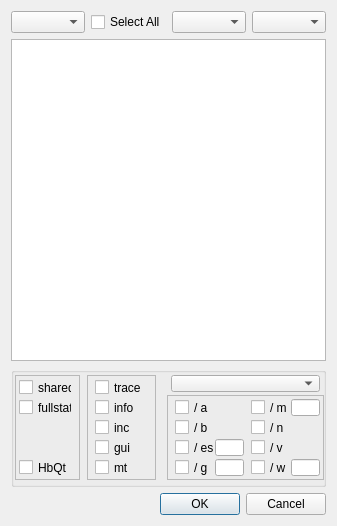
Old version of the form hbide/selectsources.ui in the repository FiveTechSoft/qtcontribs.
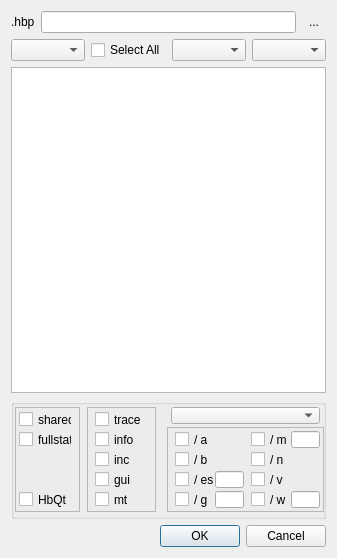
New version of the form.

The edit to the form file:
```diff
--- a/hbide/selectsources.ui
+++ b/hbide/selectsources.ui
@@ -7,7 +7,7 @@
     <x>0</x>
     <y>0</y>
     <width>337</width>
-    <height>526</height>
+    <height>558</height>
    </rect>
   </property>
   <property name="maximumSize">
@@ -20,7 +20,7 @@
    <string>Select Sources</string>
   </property>
   <layout class="QGridLayout" name="gridLayout">
-   <item row="1" column="0">
+   <item row="2" column="0">
     <widget class="QTreeWidget" name="treeSources">
      <attribute name="headerVisible">
       <bool>false</bool>
@@ -35,7 +35,7 @@
      </column>
     </widget>
    </item>
-   <item row="3" column="0">
+   <item row="4" column="0">
     <layout class="QHBoxLayout" name="horizontalLayout">
      <item>
       <spacer name="horizontalSpacer">
@@ -66,7 +66,7 @@
      </item>
     </layout>
    </item>
-   <item row="2" column="0">
+   <item row="3" column="0">
     <widget class="QGroupBox" name="groupBox">
      <property name="minimumSize">
       <size>
@@ -404,7 +404,7 @@
      </widget>
     </widget>
    </item>
-   <item row="0" column="0">
+   <item row="1" column="0">
     <layout class="QHBoxLayout" name="horizontalLayout_2">
      <item>
       <widget class="QComboBox" name="comboType"/>
@@ -432,6 +432,30 @@
      </item>
     </layout>
    </item>
+   <item row="0" column="0">
+    <layout class="QHBoxLayout" name="horizontalLayout_3">
+     <item>
+      <widget class="QLabel" name="label">
+       <property name="text">
+        <string>.hbp</string>
+       </property>
+      </widget>
+     </item>
+     <item>
+      <widget class="QLineEdit" name="editHbp"/>
+     </item>
+     <item>
+      <widget class="QToolButton" name="btnHbp">
+       <property name="text">
+        <string>...</string>
+       </property>
+       <property name="autoRaise">
+        <bool>true</bool>
+       </property>
+      </widget>
+     </item>
+    </layout>
+   </item>
   </layout>
  </widget>
  <resources/>
```
